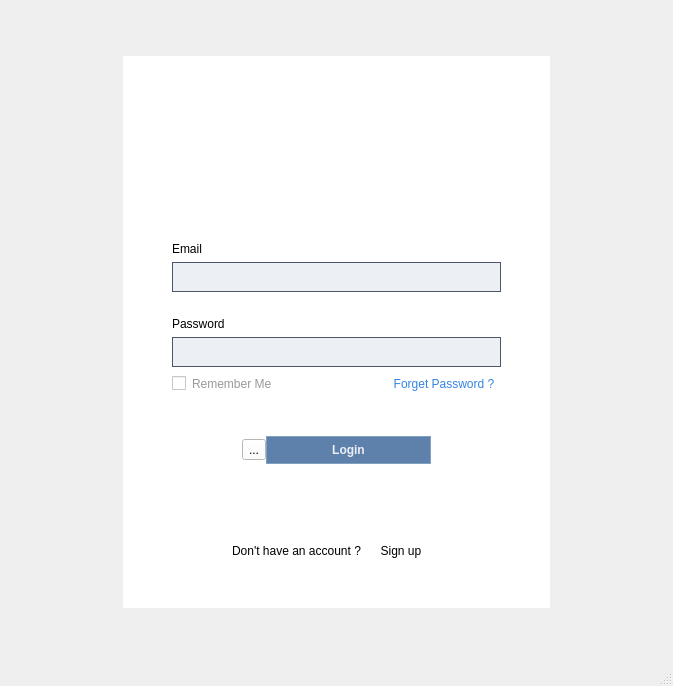
Qt form School_System/ui/login.ui (KasperJack/School-Management-System) before a commit.
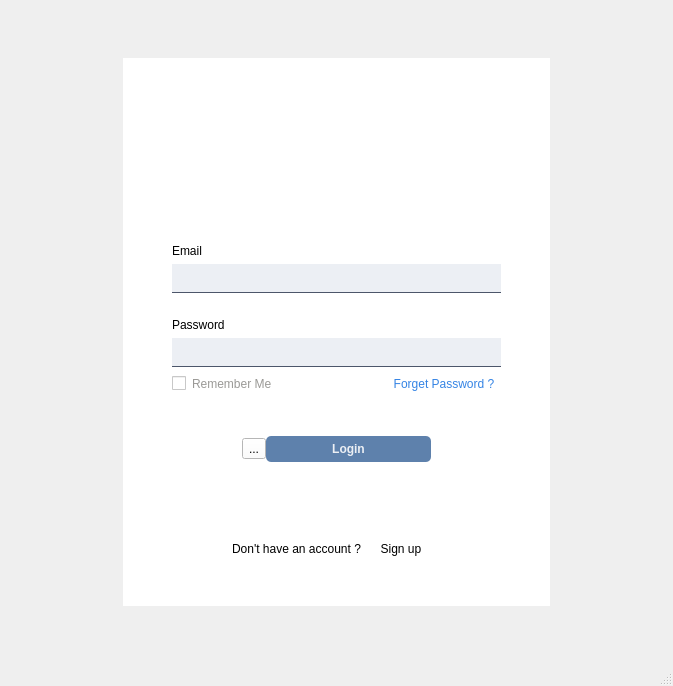
The same form after that commit. Icons and pictures are not drawn.

What changed in the file:
```diff
--- a/School_System/ui/login.ui
+++ b/School_System/ui/login.ui
@@ -122,12 +122,13 @@
                     <font/>
                    </property>
                    <property name="styleSheet">
-                    <string notr="true">/* Input Field */
-QLineEdit {
+                    <string notr="true">QLineEdit {
     background-color: #eceff4; /* Light background */
     color: #000000; /* Black text */
-    border: 1px solid #4C566A; /* Subtle gray-blue border */
+    border: none; /* Remove default border */
+    border-bottom: 1px solid #4C566A; /* Subtle bottom border */
     padding: 6px; /* Padding inside the field */
+    outline: none; /* Remove focus outline */
 }
 
 /* Focused Input Field */
@@ -164,12 +165,13 @@
                     <font/>
                    </property>
                    <property name="styleSheet">
-                    <string notr="true">/* Input Field */
-QLineEdit {
+                    <string notr="true">QLineEdit {
     background-color: #eceff4; /* Light background */
     color: #000000; /* Black text */
-    border: 1px solid #4C566A; /* Subtle gray-blue border */
+    border: none; /* Remove default border */
+    border-bottom: 1px solid #4C566A; /* Subtle bottom border */
     padding: 6px; /* Padding inside the field */
+    outline: none; /* Remove focus outline */
 }
 
 /* Focused Input Field */
@@ -294,8 +296,9 @@
                 <string notr="true">QPushButton {
     background-color: #5E81AC; /* Nord Blue */
     color: #ECEFF4; /* Light text */
-    border: 1px solid #81A1C1; /* Lighter blue border */
+    border-radius: 0px; /* No roundness */
     padding: 6px 12px;
+border-radius: 5px;
 
 }
 
```
Left out of the diff: 4 changed lines with no effect on the pictures.
